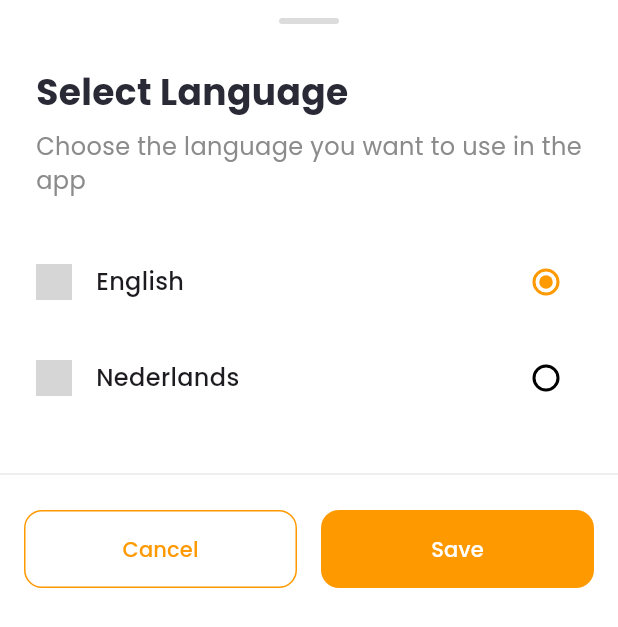
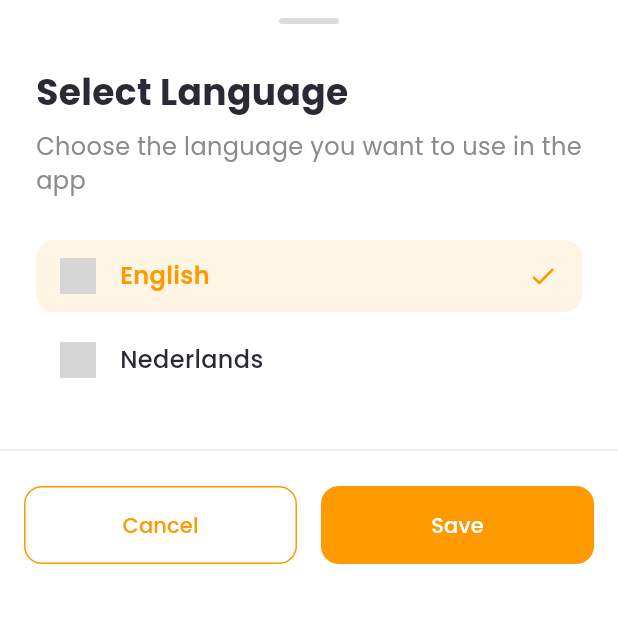
Before and after one commit to KempDewulf/envirosense-app, a Flutter app: the SelectLanguageOptionsSheet widget shown alone on an empty page, opened directly, on a phone screen of 412 x 824 dp. Shown: the top 627 px of the screen. Run offline on Flutter 3.47's test engine with Material 3 defaults, Android fonts, the phone set to English and light mode, and no system bars; our stand-ins replace connectivity_plus, dotted_border, firebase_auth, firebase_core, firebase_messaging, flutter_dotenv and 5 more; missing offline and left inert: country_flags, mobile_scanner; accounts and stored records are empty; generated files the repository leaves out were written again; grey boxes are pictures that could not be loaded.

Commit message:
feat: enhance language option item UI with selection indicator and improved layout

```diff
--- a/lib/presentation/widgets/bottom_sheets/select_language_options_sheet.dart
+++ b/lib/presentation/widgets/bottom_sheets/select_language_options_sheet.dart
@@ -81,9 +81,14 @@ class _SelectLanguageOptionsSheetState extends State<SelectLanguageOptionsSheet>
                 ),
                 const SizedBox(height: 24),
                 ...languageOptions.map(
-                  (option) => LanguageOptionItem(
-                    option: option,
-                    onTap: () => _handleLanguageSelection(option),
+                  (option) => Padding(
+                    padding: const EdgeInsets.symmetric(vertical: 4),
+                    child: LanguageOptionItem(
+                      code: option.code,
+                      name: option.name,
+                      isSelected: option.isSelected,
+                      onTap: () => _handleLanguageSelection(option),
+                    ),
                   ),
                 ),
               ],
--- a/lib/presentation/widgets/items/language_option_item.dart
+++ b/lib/presentation/widgets/items/language_option_item.dart
@@ -1,48 +1,55 @@
-import 'package:envirosense/core/constants/colors.dart';
+import 'package:country_flags/country_flags.dart';
 import 'package:flutter/material.dart';
-import '../models/language_option.dart';
-import 'package:country_flags/country_flags.dart';
+import '../../../core/constants/colors.dart';
 
 class LanguageOptionItem extends StatelessWidget {
-  final LanguageOption option;
+  final String code;
+  final String name;
+  final bool isSelected;
   final VoidCallback onTap;
 
   const LanguageOptionItem({
     super.key,
-    required this.option,
+    required this.code,
+    required this.name,
+    required this.isSelected,
     required this.onTap,
   });
 
   @override
   Widget build(BuildContext context) {
     return Material(
-      color: Colors.transparent,
+      color: isSelected ? AppColors.secondaryColor.withOpacity(0.1) : Colors.transparent,
+      borderRadius: BorderRadius.circular(12),
       child: InkWell(
         onTap: onTap,
+        borderRadius: BorderRadius.circular(12),
         child: Padding(
-          padding: const EdgeInsets.symmetric(vertical: 8),
+          padding: const EdgeInsets.symmetric(horizontal: 16, vertical: 12),
           child: Row(
             children: [
               CountryFlag.fromLanguageCode(
-                option.code,
+                code,
                 height: 24,
                 width: 24,
+                shape: Circle(),
               ),
               const SizedBox(width: 16),
               Text(
-                option.name,
-                style: const TextStyle(
+                name,
+                style: TextStyle(
                   fontSize: 16,
-                  fontWeight: FontWeight.w500,
+                  fontWeight: isSelected ? FontWeight.w600 : FontWeight.w500,
+                  color: isSelected ? AppColors.secondaryColor : AppColors.primaryColor,
                 ),
               ),
               const Spacer(),
-              Radio<bool>(
-                value: true,
-                groupValue: option.isSelected,
-                onChanged: (_) => onTap(),
-                activeColor: AppColors.secondaryColor,
-              ),
+              if (isSelected)
+                Icon(
+                  Icons.check_rounded,
+                  color: AppColors.secondaryColor,
+                  size: 20,
+                ),
             ],
           ),
         ),
```
